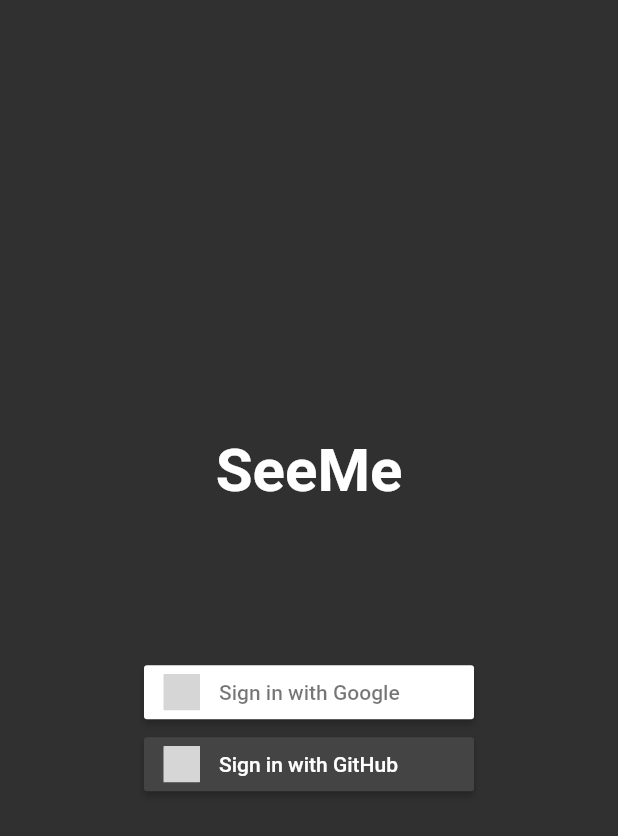
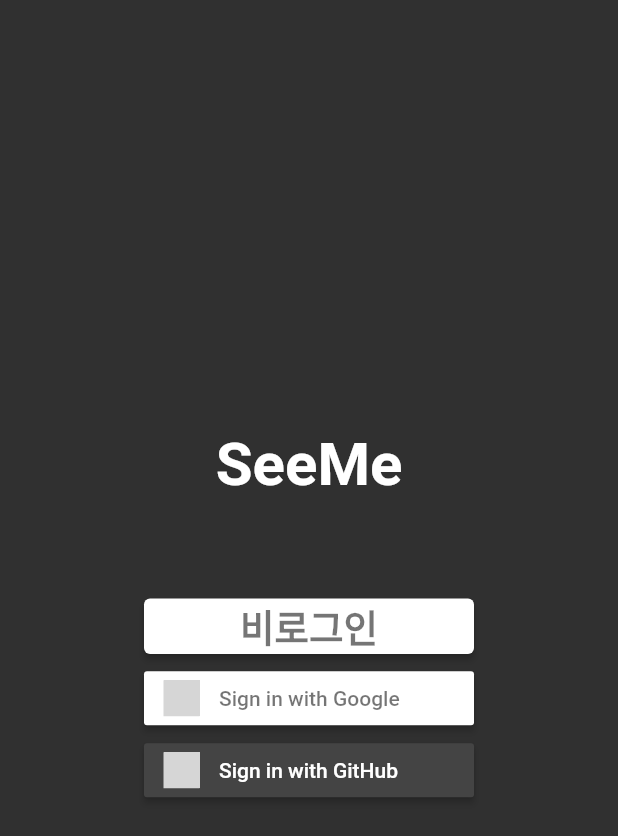
Before and after one commit to kucnea/seemeFlutter, a Flutter app: the LoginPage screen opened directly, on a phone screen of 412 x 824 dp. Shown: the top 836 px of the screen. Run offline on Flutter 3.47's test engine with Material 2 defaults, Android fonts, the phone set to English and light mode, and no system bars; our stand-ins replace flutter_signin_button; grey boxes are pictures that could not be loaded.

Commit message:
loginPage update

```diff
--- a/lib/camera_page.dart
+++ b/lib/camera_page.dart
@@ -11,7 +11,7 @@ class _CameraPageState extends State<CameraPage> {
   @override
   Widget build(BuildContext context) {
     return Container(
-      child: Text('CameraPage'),
+      child: Text('CameraPage',style: TextStyle(fontSize: 40.0),),
     );
   }
 }
--- a/lib/login_page.dart
+++ b/lib/login_page.dart
@@ -1,5 +1,9 @@
+import 'package:flutter/gestures.dart';
 import 'package:flutter/material.dart';
 import 'package:flutter_signin_button/flutter_signin_button.dart';
+
+import 'board_page.dart';
+import 'form_page.dart';
 
 
 class LoginPage extends StatelessWidget {
@@ -14,7 +18,30 @@ class LoginPage extends StatelessWidget {
           children: <Widget>[
             Text('SeeMe',
             style: TextStyle(fontSize: 40.0, fontWeight: FontWeight.bold),),
-            Padding(padding: EdgeInsets.all(50),),
+            Padding(padding: EdgeInsets.all(30),),
+            // RichText(
+            //     text: TextSpan(text: '비로그인',children: [
+            //       TextSpan(
+            //         text: '비로그인',
+            //         recognizer: TapGestureRecognizer()..onTap = () => Navigator.push(context,
+            //             MaterialPageRoute(builder: (context) => BoardPage())
+            //       ))
+            //     ])
+            // ),
+            // RichText(
+            //     text: TextSpan(text: '비로그인',
+            //              recognizer: TapGestureRecognizer()
+            //                ..onTap = () => Navigator.push(context,
+            //                    MaterialPageRoute(builder: (context) => BoardPage()))
+            //     )
+            //     ),
+            ElevatedButton(
+              child: Text('비로그인',style: TextStyle(fontSize: 25.0, fontWeight: FontWeight.bold, color: Colors.black54),),
+              onPressed: (){
+                Navigator.push(context, MaterialPageRoute(builder: (_) => FormPage()));
+              },
+              style: ElevatedButton.styleFrom(primary: Colors.white, fixedSize: Size.fromWidth(220.0)),
+            ),
             SignInButton(Buttons.Google, onPressed: () {}),
             SignInButton(Buttons.GitHub, onPressed: () {}),
           ],
--- a/lib/root_page.dart
+++ b/lib/root_page.dart
@@ -7,7 +7,7 @@ class RootPage extends StatelessWidget {
 
   @override
   Widget build(BuildContext context) {
-    return FormPage();
-    // return LoginPage();
+    //return FormPage();
+     return LoginPage();
   }
 }
```
